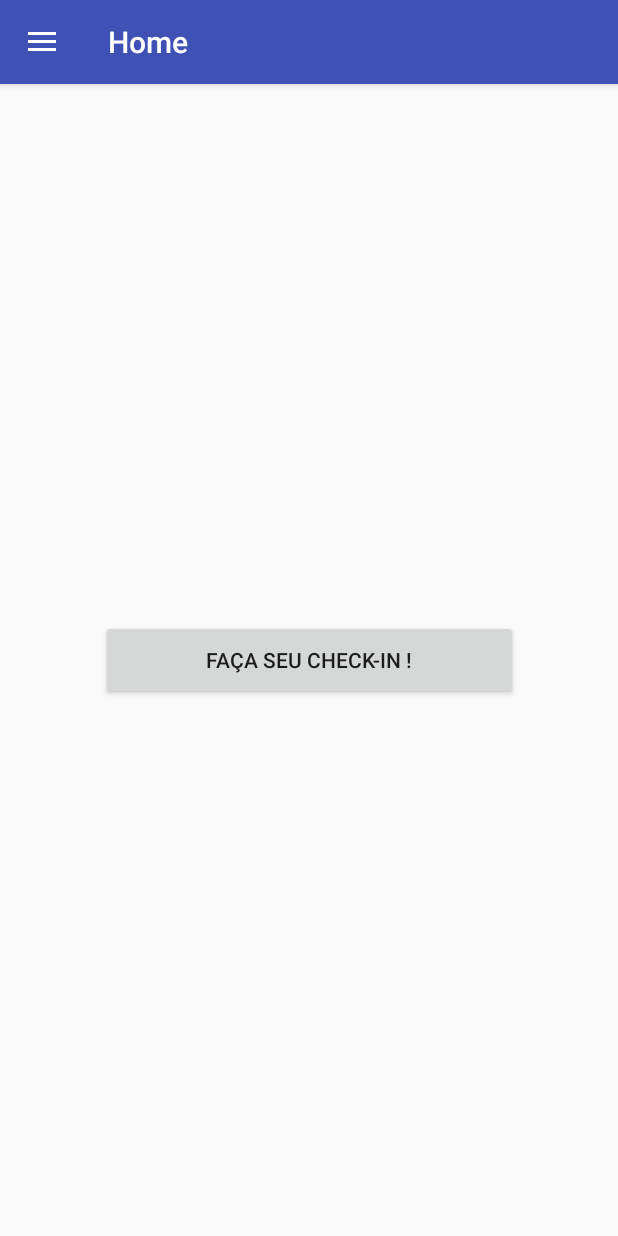
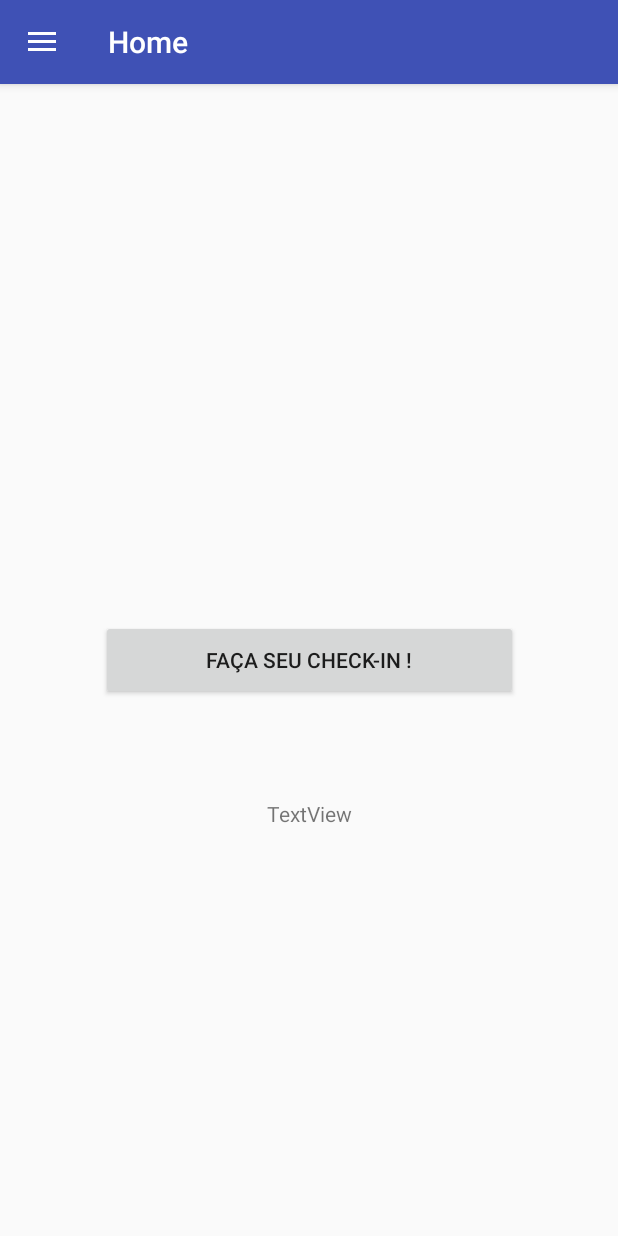
Before and after one commit to Glautor/AppEU2018, an Android app: the Home screen opened directly, with no data from a screen before it, on a phone screen of 412 x 824 dp. Run offline under Robolectric (Android 15) with nearby library versions, the phone set to English and light mode, and no system bars; libraries missing offline, so code that uses them is left out: com.google.zxing.integration; 1 statement that could not run was skipped.

Commit message:
adicionado localização

```diff
--- a/app/src/main/java/com/example/usuario/telaswendel/Home.java
+++ b/app/src/main/java/com/example/usuario/telaswendel/Home.java
@@ -3,7 +3,10 @@ package com.example.usuario.telaswendel;
 import android.annotation.SuppressLint;
 import android.app.Activity;
 import android.Manifest;
+import android.app.AlertDialog;
+import android.app.Dialog;
 import android.content.Context;
+import android.content.DialogInterface;
 import android.content.Intent;
 import android.content.pm.PackageManager;
 import android.location.Criteria;
@@ -28,6 +31,7 @@ import android.support.v7.widget.Toolbar;
 import android.view.Menu;
 import android.view.MenuItem;
 import android.widget.Button;
+import android.widget.TextView;
 import android.widget.Toast;
 
 import com.google.zxing.integration.android.IntentIntegrator;
@@ -39,6 +43,7 @@ public class Home extends AppCompatActivity
     private static final int MY_PERMISSIONS_REQUEST_FINE_LOCATION = 0;
     LocationManager locationManager = null;
     LocationProvider provider = null;
+    TextView textView1;
 
     Button checkin;
 
@@ -72,50 +77,39 @@ public class Home extends AppCompatActivity
         NavigationView navigationView = (NavigationView) findViewById(R.id.nav_view);
         navigationView.setNavigationItemSelectedListener(this);
 
+
+        textView1 = (TextView) findViewById(R.id.textView1);
+        if (ContextCompat.checkSelfPermission(this,
+                android.Manifest.permission.ACCESS_FINE_LOCATION)
+                != PackageManager.PERMISSION_GRANTED) {
+
+            // Should we show an explanation?
+            if (ActivityCompat.shouldShowRequestPermissionRationale(this,
+                    android.Manifest.permission.ACCESS_FINE_LOCATION)) {
+
+                ActivityCompat.requestPermissions(this,
+                        new String[]{Manifest.permission.ACCESS_FINE_LOCATION},
+                        MY_PERMISSIONS_REQUEST_FINE_LOCATION);
+                // Show an expanation to the user *asynchronously* -- don't block
+                // this thread waiting for the user's response! After the user
+                // sees the explanation, try again to request the permission.
+
+            } else {
+
+                // No explanation needed, we can request the permission.
+                ActivityCompat.requestPermissions(this,
+                        new String[]{Manifest.permission.ACCESS_FINE_LOCATION},
+                        MY_PERMISSIONS_REQUEST_FINE_LOCATION);
+
+
+                // MY_PERMISSIONS_REQUEST_FINE_LOCATION is an
+                // app-defined int constant. The callback method gets the
+                // result of the request.
+            }
+        }
+
     }
 
-//    @Override
-//    protected void onResume(){
-//        super.onResume();
-//        if (ContextCompat.checkSelfPermission(this,
-//                Manifest.permission.ACCESS_FINE_LOCATION)
-//                != PackageManager.PERMISSION_GRANTED) {
-//
-//            // Should we show an explanation?
-//            if (ActivityCompat.shouldShowRequestPermissionRationale(this,
-//                    Manifest.permission.ACCESS_FINE_LOCATION)) {
-//
-//                // Show an expanation to the user *asynchronously* -- don't block
-//                // this thread waiting for the user's response! After the user
-//                // sees the explanation, try again to request the permission.
-//
-//            } else {
-//
-//                // No explanation needed, we can request the permission.
-//
-//                ActivityCompat.requestPermissions(this,
-//                        new String[]{Manifest.permission.ACCESS_FINE_LOCATION},
-//                        MY_PERMISSIONS_REQUEST_FINE_LOCATION);
-//
-//                // MY_PERMISSIONS_REQUEST_READ_CONTACTS is an
-//                // app-defined int constant. The callback method gets the
-//                // result of the request.
-//            }
-//        }
-//        locationManager = (LocationManager) this.getSystemService(Context.LOCATION_SERVICE);
-//        provider = locationManager.getProvider(LocationManager.GPS_PROVIDER);
-//        Criteria criteria = new Criteria();
-//        criteria.setAccuracy(Criteria.ACCURACY_FINE);
-//        criteria.setCostAllowed(false);
-//
-//        String providerName = locationManager.getBestProvider(criteria, true);
-//        locationManager.requestLocationUpdates(providerName,1000,0,this);
-//        Location mylocation = locationManager.getLastKnownLocation(LocationManager.GPS_PROVIDER);
-//
-//
-//
-//
-//    }
 
     @Override
     public void onRequestPermissionsResult(int requestCode,
@@ -128,13 +122,8 @@ public class Home extends AppCompatActivity
 
                     // permission was granted, yay! Do the
                     // contacts-related task you need to do.
-                    locationManager = (LocationManager) this.getSystemService(Context.LOCATION_SERVICE);
-                    provider = locationManager.getProvider(LocationManager.GPS_PROVIDER);
-                    Criteria criteria = new Criteria();
-                    criteria.setAccuracy(Criteria.ACCURACY_FINE);
-                    criteria.setCostAllowed(false);
 
-                    String providerName = locationManager.getBestProvider(criteria, true);
+                    String providerName = setConfigGPS();
 
 
                     // If no suitable provider is found, null is returned.
@@ -147,6 +136,8 @@ public class Home extends AppCompatActivity
 
                     // permission denied, boo! Disable the
                     // functionality that depends on this permission.
+                    Intent intent = new Intent(this, LoginActivity.class);
+                    startActivity(intent);
                 }
                 return;
             }
@@ -154,6 +145,23 @@ public class Home extends AppCompatActivity
             // other 'case' lines to check for other
             // permissions this app might request
         }
+    }
+
+    @SuppressLint("MissingPermission")
+    protected String setConfigGPS(){
+        locationManager = (LocationManager) this.getSystemService(Context.LOCATION_SERVICE);
+        provider = locationManager.getProvider(LocationManager.GPS_PROVIDER);
+        Criteria criteria = new Criteria();
+        criteria.setAccuracy(Criteria.ACCURACY_FINE);
+        criteria.setCostAllowed(false);
+
+        String providerName = locationManager.getBestProvider(criteria, true);
+
+
+        locationManager.requestSingleUpdate(providerName, this, null);//Updates(providerName,1000,0,this);
+        Location mylocation = locationManager.getLastKnownLocation(LocationManager.GPS_PROVIDER);
+        textView1.setText(String.valueOf(mylocation.getLongitude()));
+        return providerName;
     }
 
     @Override
@@ -170,7 +178,27 @@ public class Home extends AppCompatActivity
         if (!gpsEnabled) {
             // Build an alert dialog here that requests that the user enable
             // the location services, then when the user clicks the "OK" button,
-            enableLocationSettings();
+            Dialog dialog = new AlertDialog.Builder(this)
+                    .setMessage("Precisamos que você ligue seu GPS")
+                    .setPositiveButton("Ok", new DialogInterface.OnClickListener() {
+                        public void onClick(DialogInterface dialog, int id) {
+                            enableLocationSettings();
+
+                        }
+                    })
+                    .setNegativeButton("Não quero", new DialogInterface.OnClickListener() {
+                        public void onClick(DialogInterface dialog, int id) {
+                            // User cancelled the dialog
+                        }
+                    }).create();
+
+            dialog.show();
+        }else{
+            if (ContextCompat.checkSelfPermission(this,
+                    android.Manifest.permission.ACCESS_FINE_LOCATION)
+                    == PackageManager.PERMISSION_GRANTED) {
+                String providerName = setConfigGPS();
+            }
         }
     }
 
@@ -181,19 +209,9 @@ public class Home extends AppCompatActivity
 
     @Override
     public void onLocationChanged(Location location) {
-        if (ActivityCompat.checkSelfPermission(this, Manifest.permission.ACCESS_FINE_LOCATION) != PackageManager.PERMISSION_GRANTED && ActivityCompat.checkSelfPermission(this, Manifest.permission.ACCESS_COARSE_LOCATION) != PackageManager.PERMISSION_GRANTED) {
-            // TODO: Consider calling
-            //    ActivityCompat#requestPermissions
-            // here to request the missing permissions, and then overriding
-            //   public void onRequestPermissionsResult(int requestCode, String[] permissions,
-            //                                          int[] grantResults)
-            // to handle the case where the user grants the permission. See the documentation
-            // for ActivityCompat#requestPermissions for more details.
-            return;
-        }
-        @SuppressLint("MissingPermission") Location mylocation = locationManager.getLastKnownLocation(LocationManager.GPS_PROVIDER);
-        Log.d("CHANGED", "LOCATION UPDATED" + String.valueOf(mylocation.getLongitude()));
-
+        //@SuppressLint("MissingPermission") Location mylocation = locationManager.getLastKnownLocation(LocationManager.GPS_PROVIDER);
+        Log.d("CHANGED", "LOCATION UPDATED" + String.valueOf(location.getLongitude()));
+        textView1.setText(String.valueOf(location.getLongitude()));
     }
 
     @Override
@@ -201,9 +219,12 @@ public class Home extends AppCompatActivity
 
     }
 
+    @SuppressLint("MissingPermission")
     @Override
     public void onProviderEnabled(String provider) {
-
+        locationManager.requestSingleUpdate(provider, this, null);//Updates(providerName,1000,0,this);
+        Location mylocation = locationManager.getLastKnownLocation(LocationManager.GPS_PROVIDER);
+        textView1.setText(String.valueOf(mylocation.getLongitude()));
     }
 
     @Override
--- a/app/src/main/res/layout/content_home.xml
+++ b/app/src/main/res/layout/content_home.xml
@@ -18,4 +18,19 @@
         app:layout_constraintHorizontal_bias="0.5"
         app:layout_constraintStart_toStartOf="parent"
         app:layout_constraintTop_toTopOf="parent" />
+
+    <TextView
+        android:id="@+id/textView1"
+        android:layout_width="wrap_content"
+        android:layout_height="wrap_content"
+        android:layout_marginBottom="8dp"
+        android:layout_marginEnd="8dp"
+        android:layout_marginStart="8dp"
+        android:layout_marginTop="8dp"
+        android:text="TextView"
+        app:layout_constraintBottom_toBottomOf="parent"
+        app:layout_constraintEnd_toEndOf="parent"
+        app:layout_constraintStart_toStartOf="parent"
+        app:layout_constraintTop_toTopOf="parent"
+        app:layout_constraintVertical_bias="0.64" />
 </android.support.constraint.ConstraintLayout>
--- a/app/src/main/res/values/strings.xml
+++ b/app/src/main/res/values/strings.xml
@@ -9,7 +9,7 @@
     <string name="action_sign_in">Logue-se</string>
     <string name="action_sign_in_short"></string>
     <string name="error_invalid_email">Email Errado ou Inválido</string>
-    <string name="error_invalid_password">Ei cara de chibata, tua senha ta muito curta !:P</string>
+    <string name="error_invalid_password">Senha muito curta!</string>
     <string name="error_incorrect_password">Senha Incorreta</string>
     <string name="error_field_required">Você não digitou nada!</string>
     <string name="permission_rationale">"Contacts permissions are needed for providing email
```
